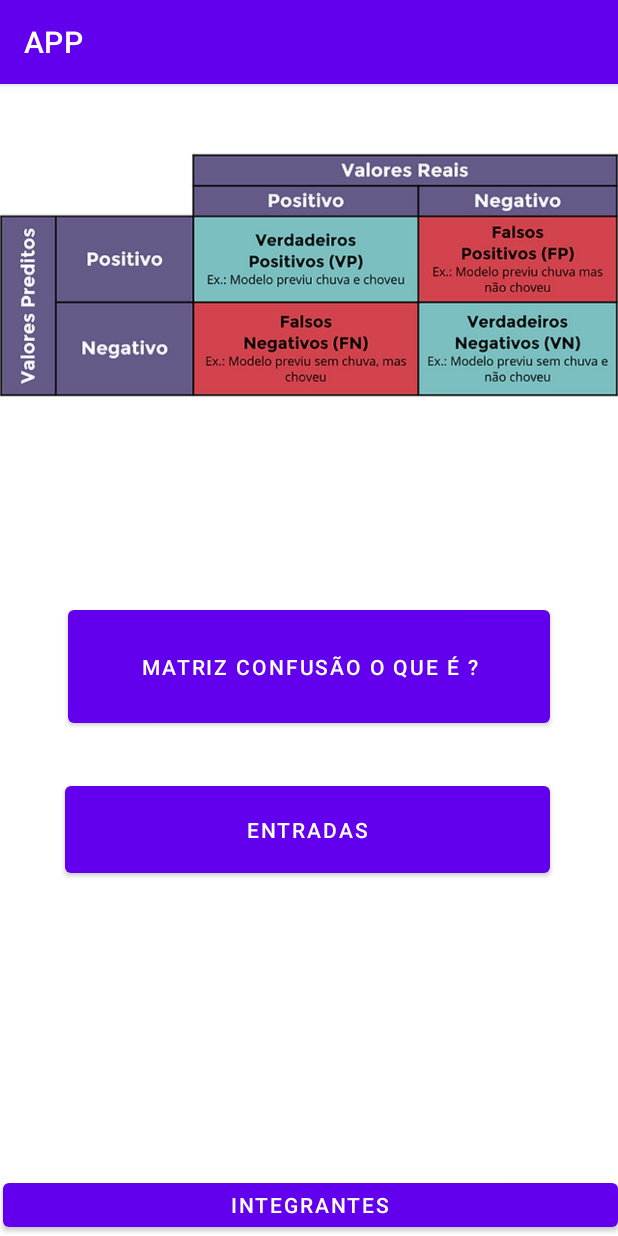
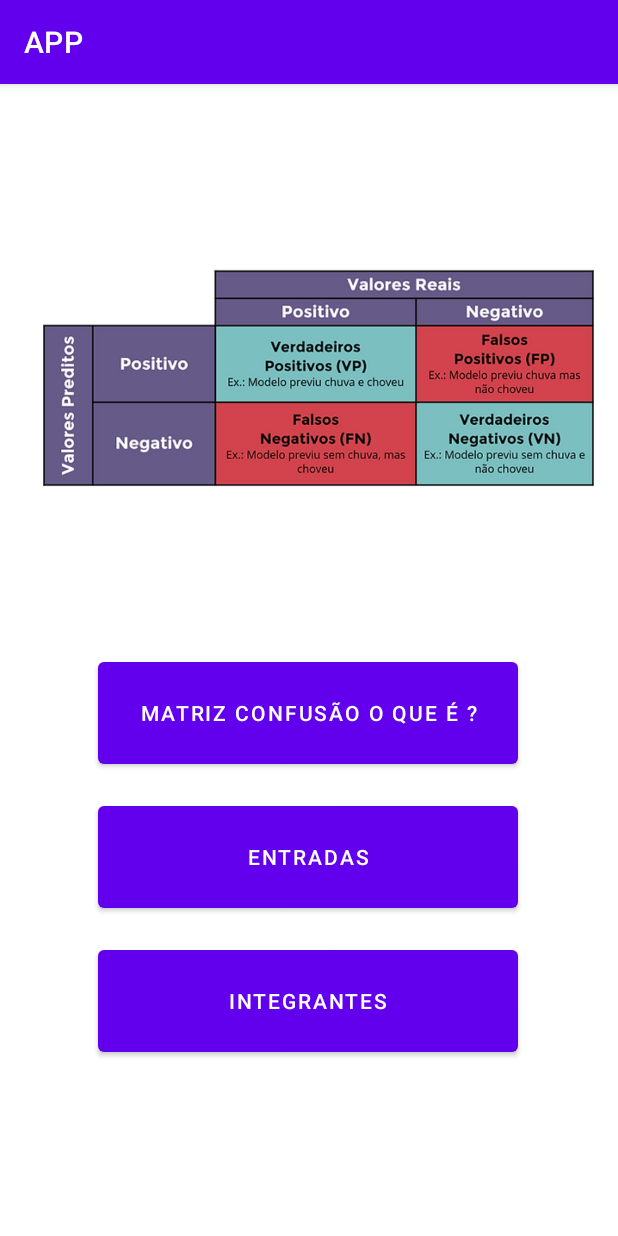
Before and after one commit to RafaSouzaReis/FinalProjectIAMobile, an Android app: the screen it shows after launch (TelaPrincipal), on a phone screen of 412 x 824 dp. Run offline under Robolectric (Android 15) with nearby library versions, the light colour scheme and no system bars.

Commit message:
ajusts front end
ajusts front end

```diff
--- a/App/app/src/main/java/com/example/app/JsonResultado.java
+++ b/App/app/src/main/java/com/example/app/JsonResultado.java
@@ -3,5 +3,5 @@ package com.example.app;
 public class JsonResultado {
 
     public String imagem;
-
+    public String accurancy;
 }
--- a/App/app/src/main/java/com/example/app/Resultado.java
+++ b/App/app/src/main/java/com/example/app/Resultado.java
@@ -27,6 +27,7 @@ public class Resultado extends AppCompatActivity {
             Bitmap bitmap = BitmapFactory.decodeByteArray(base64, 0, base64.length);
             ((ImageView) findViewById(R.id.imageView10)).setImageBitmap(bitmap);
 
+            ((TextView) findViewById(R.id.textView5)).setText("Accurancy = " + resultado.accurancy);
         } catch (Exception ex) {
             ex.printStackTrace();
             finish();
--- a/App/app/src/main/res/layout/activity_integrantes.xml
+++ b/App/app/src/main/res/layout/activity_integrantes.xml
@@ -12,8 +12,10 @@
         android:orientation="vertical"
         app:layout_constraintBottom_toBottomOf="parent"
         app:layout_constraintEnd_toEndOf="parent"
+        app:layout_constraintHorizontal_bias="1.0"
         app:layout_constraintStart_toStartOf="parent"
-        app:layout_constraintTop_toTopOf="parent">
+        app:layout_constraintTop_toTopOf="parent"
+        app:layout_constraintVertical_bias="0.0">
 
         <LinearLayout
             android:layout_width="409dp"
--- a/App/app/src/main/res/layout/activity_tela_principal.xml
+++ b/App/app/src/main/res/layout/activity_tela_principal.xml
@@ -8,41 +8,46 @@
 
     <Button
         android:id="@+id/button_first"
-        android:layout_width="321dp"
-        android:layout_height="87dp"
-        android:layout_marginBottom="336dp"
+        android:layout_width="280dp"
+        android:layout_height="80dp"
+        android:layout_marginTop="28dp"
         android:text="Matriz Confusão o Que é ?"
-        app:layout_constraintBottom_toBottomOf="parent"
         app:layout_constraintEnd_toEndOf="parent"
-        app:layout_constraintStart_toStartOf="parent" />
+        app:layout_constraintHorizontal_bias="0.496"
+        app:layout_constraintStart_toStartOf="parent"
+        app:layout_constraintTop_toBottomOf="@+id/imageView" />
 
     <Button
         android:id="@+id/button_three"
-        android:layout_width="323dp"
-        android:layout_height="70dp"
-        android:layout_marginBottom="236dp"
+        android:layout_width="280dp"
+        android:layout_height="80dp"
+        android:layout_marginTop="16dp"
         android:text="Entradas"
-        app:layout_constraintBottom_toBottomOf="parent"
         app:layout_constraintEnd_toEndOf="parent"
-        app:layout_constraintHorizontal_bias="0.488"
-        app:layout_constraintStart_toStartOf="parent" />
+        app:layout_constraintHorizontal_bias="0.496"
+        app:layout_constraintStart_toStartOf="parent"
+        app:layout_constraintTop_toBottomOf="@+id/button_first" />
 
     <Button
         android:id="@+id/button_two"
-        android:layout_width="410dp"
-        android:layout_height="41dp"
+        android:layout_width="280dp"
+        android:layout_height="80dp"
+        android:layout_marginTop="16dp"
         android:text="Integrantes"
-        app:layout_constraintBottom_toBottomOf="parent"
         app:layout_constraintEnd_toEndOf="parent"
-        app:layout_constraintHorizontal_bias="1.0"
-        app:layout_constraintStart_toStartOf="parent" />
+        app:layout_constraintHorizontal_bias="0.496"
+        app:layout_constraintStart_toStartOf="parent"
+        app:layout_constraintTop_toBottomOf="@+id/button_three" />
 
     <ImageView
         android:id="@+id/imageView"
-        android:layout_width="wrap_content"
-        android:layout_height="wrap_content"
+        android:layout_width="367dp"
+        android:layout_height="311dp"
+        android:layout_marginTop="40dp"
         android:src="@drawable/c2a451_6fb08563b7e64572ad479b06ebd2ef6d_mv2"
-        tools:layout_editor_absoluteX="0dp"
-        tools:layout_editor_absoluteY="77dp" />
+        app:layout_constraintEnd_toEndOf="parent"
+        app:layout_constraintHorizontal_bias="0.636"
+        app:layout_constraintStart_toStartOf="parent"
+        app:layout_constraintTop_toTopOf="parent" />
 
 </androidx.constraintlayout.widget.ConstraintLayout>
```
Also changed, not shown: App/app/src/main/res/layout/activity_entradas.xml (+19 -33 lines), App/app/src/main/res/layout/activity_resultado.xml (+12 -46 lines), 2 other files.
